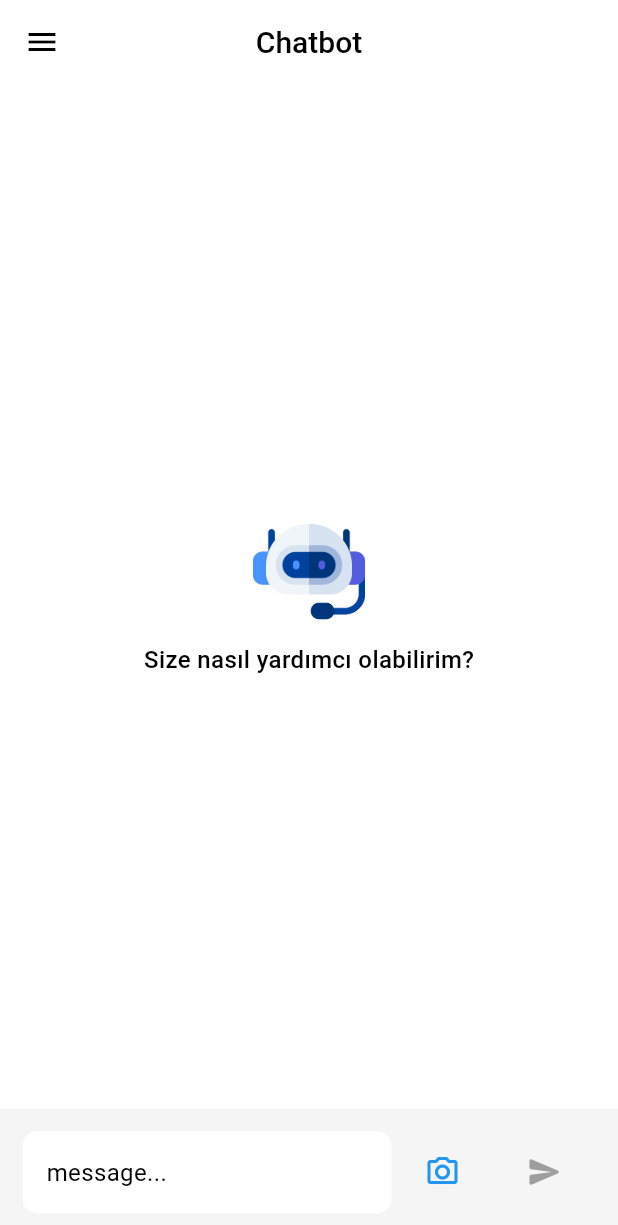
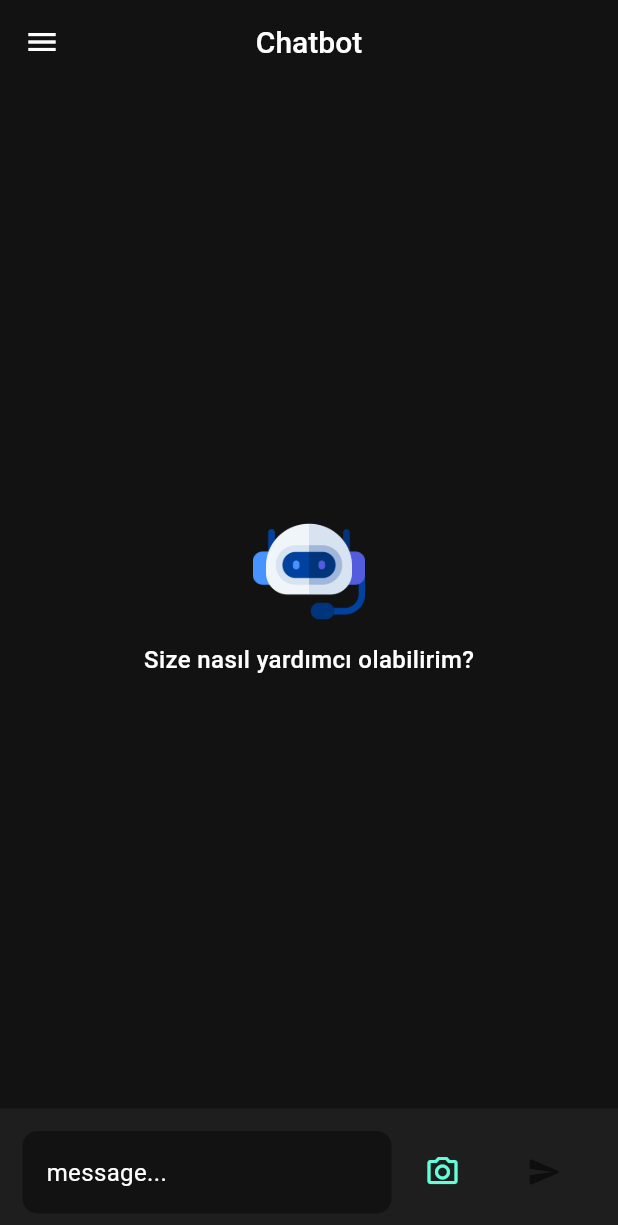
Before and after one commit to Emir1719/Chatbot, a Flutter app: the screen it shows after launch, after a tap on the "camera alt" icon, on a phone screen of 412 x 824 dp. Shown: the top 1225 px of the screen. Run offline on Flutter 3.47's test engine with Material 3 defaults, Android fonts, the phone set to English and light mode, and no system bars; our stand-ins replace bloc, dio, equatable, flutter_bloc, google_generative_ai; network calls fail.

Commit message:
tema daha iyi hale geldi

```diff
--- a/lib/features/chat/presentation/bloc/chat_bloc.dart
+++ b/lib/features/chat/presentation/bloc/chat_bloc.dart
@@ -5,6 +5,7 @@ import 'package:chatbot/features/chat/data/datasources/chat_service.dart';
 import 'package:chatbot/features/chat/data/models/chat_message.dart';
 import 'package:chatbot/features/chat/presentation/bloc/conversation/conversation_bloc.dart';
 import 'package:equatable/equatable.dart';
+import 'package:flutter/material.dart';
 
 part 'chat_event.dart';
 part 'chat_state.dart';
@@ -14,6 +15,7 @@ class ChatBloc extends Bloc<ChatEvent, ChatState> {
   final _service = ChatService();
   int? currentConvId;
   final ConversationBloc conversationBloc;
+  final ScrollController scrollController = ScrollController();
 
   ChatBloc(this.conversationBloc) : super(ChatInitial()) {
     on<UserMessageEvent>(_userMessage);
@@ -37,6 +39,7 @@ class ChatBloc extends Bloc<ChatEvent, ChatState> {
       _chats = await _service.getChatsByConvId(currentConvId!);
 
       emit(ChatLoaded(chats: _chats, isLoading: false));
+      // await _scroll();
     } catch (e) {
       emit(ChatError(message: e.toString()));
     }
@@ -49,6 +52,8 @@ class ChatBloc extends Bloc<ChatEvent, ChatState> {
       currentConvId = event.convId;
       _chats = await _service.getChatsByConvId(event.convId);
       emit(ChatLoaded(chats: _chats, isLoading: false));
+
+      await _scroll();
     } catch (e) {
       emit(ChatError(message: e.toString()));
     }
@@ -57,4 +62,16 @@ class ChatBloc extends Bloc<ChatEvent, ChatState> {
   FutureOr<void> _restart(ChatRestart event, Emitter<ChatState> emit) {
     emit(ChatInitial());
   }
+
+  _scroll() async {
+    WidgetsBinding.instance.addPostFrameCallback((_) async {
+      if (scrollController.hasClients) {
+        await scrollController.animateTo(
+          scrollController.position.maxScrollExtent,
+          duration: const Duration(milliseconds: 200),
+          curve: Curves.easeOut,
+        );
+      }
+    });
+  }
 }
--- a/lib/features/chat/presentation/widgets/bubble/bubble_text.dart
+++ b/lib/features/chat/presentation/widgets/bubble/bubble_text.dart
@@ -16,8 +16,8 @@ class BubbleText extends StatelessWidget {
           color: const Color(0xFF1B97F3),
           tail: true,
           isSender: true,
-          textStyle: context.textTheme.bodyMedium!.copyWith(
-            color: Colors.white,
+          textStyle: context.text.bodyMedium!.copyWith(
+            color: context.color.surface,
             overflow: TextOverflow.fade,
           ),
         ),
@@ -27,8 +27,8 @@ class BubbleText extends StatelessWidget {
           color: const Color(0xFF1B97F3),
           tail: true,
           isSender: false,
-          textStyle: context.textTheme.bodyMedium!.copyWith(
-            color: Colors.white,
+          textStyle: context.text.bodyMedium!.copyWith(
+            color: context.color.surface,
             overflow: TextOverflow.fade,
           ),
         ),
--- a/lib/features/chat/presentation/widgets/chat/chat_button.dart
+++ b/lib/features/chat/presentation/widgets/chat/chat_button.dart
@@ -1,5 +1,6 @@
 import 'package:chatbot/features/chat/presentation/bloc/chat_bloc.dart';
 import 'package:chatbot/features/chat/presentation/bloc/message_cubit/message_cubit.dart';
+import 'package:chatbot/util/extensions/context_extension.dart';
 import 'package:flutter/material.dart';
 import 'package:flutter_bloc/flutter_bloc.dart';
 
@@ -21,7 +22,7 @@ class ChatButton extends StatelessWidget {
                   },
             icon: Icon(
               Icons.send_rounded,
-              color: message.isEmpty ? Colors.grey : Colors.blue,
+              color: message.isEmpty ? context.color.shadow : context.color.secondary,
             ),
           ),
         );
--- a/lib/features/chat/presentation/widgets/chat/chat_camera_send_button.dart
+++ b/lib/features/chat/presentation/widgets/chat/chat_camera_send_button.dart
@@ -1,4 +1,5 @@
 import 'package:chatbot/features/chat/presentation/bloc/message_cubit/message_cubit.dart';
+import 'package:chatbot/util/extensions/context_extension.dart';
 import 'package:flutter/material.dart';
 import 'package:flutter_bloc/flutter_bloc.dart';
 
@@ -13,9 +14,9 @@ class ChatCameraSendButton extends StatelessWidget {
           padding: const EdgeInsets.symmetric(horizontal: 10),
           child: IconButton(
             onPressed: () {},
-            icon: const Icon(
+            icon: Icon(
               Icons.camera_alt_outlined,
-              color: Colors.blue,
+              color: context.color.secondary,
             ),
           ),
         );
--- a/lib/features/chat/presentation/widgets/chat/chat_list_view.dart
+++ b/lib/features/chat/presentation/widgets/chat/chat_list_view.dart
@@ -11,13 +11,8 @@ class ChatListView extends StatelessWidget {
 
   @override
   Widget build(BuildContext context) {
-    final ScrollController scrollController = ScrollController();
-
-    return BlocListener<ChatBloc, ChatState>(
-      listener: (context, state) => _listener(state, scrollController),
-      child: Expanded(
-        child: ListView.separated(
-          controller: scrollController,
+    return ListView.separated(
+      controller: context.read<ChatBloc>().scrollController,
       separatorBuilder: (context, index) => const SizedBox(height: 15),
       itemCount: (chats?.length ?? 0) + (isLoading ? 1 : 0),
       padding: const EdgeInsets.all(15),
@@ -30,19 +25,6 @@ class ChatListView extends StatelessWidget {
         }
         return Container(); // Diğer durumlar için boş
       },
-        ),
-      ),
-    );
-  }
-
-  void _listener(ChatState state, ScrollController scrollController) {
-    if (state is ChatLoaded) {
-      // Yeni mesaj geldiğinde en alta kaydır
-      scrollController.animateTo(
-        scrollController.position.maxScrollExtent,
-        duration: const Duration(milliseconds: 300),
-        curve: Curves.easeOut,
     );
   }
 }
-}
--- a/lib/features/chat/presentation/widgets/chat/chat_message_area.dart
+++ b/lib/features/chat/presentation/widgets/chat/chat_message_area.dart
@@ -12,9 +12,7 @@ class ChatMessageArea extends StatelessWidget {
     return Container(
       width: context.width(),
       padding: const EdgeInsets.all(15),
-      decoration: BoxDecoration(
-        color: Colors.grey.shade100,
-      ),
+      decoration: BoxDecoration(color: context.color.primaryContainer),
       child: const Row(
         children: [
           ChatTextForm(),
--- a/lib/features/chat/presentation/widgets/chat/chat_text_form.dart
+++ b/lib/features/chat/presentation/widgets/chat/chat_text_form.dart
@@ -16,7 +16,7 @@ class ChatTextForm extends StatelessWidget {
         decoration: const InputDecoration(
           hintText: "message...",
         ),
-        style: context.textTheme.bodyMedium,
+        style: context.text.bodyMedium,
         onChanged: (value) => messageCubit.updateMessage(value),
       ),
     );
--- /dev/null
+++ b/lib/features/chat/presentation/widgets/chat/conv_add_button.dart
@@ -0,0 +1,22 @@
+import 'package:chatbot/features/chat/presentation/bloc/chat_bloc.dart';
+import 'package:chatbot/features/chat/presentation/bloc/conversation/conversation_bloc.dart';
+import 'package:flutter/material.dart';
+import 'package:flutter_bloc/flutter_bloc.dart';
+
+class ConvAddButton extends StatelessWidget {
+  const ConvAddButton({super.key});
+
+  @override
+  Widget build(BuildContext context) {
+    return IconButton(
+      onPressed: () {
+        context.read<ConversationBloc>().add(CreateConversationsEvent());
+        context.read<ChatBloc>().add(ChatRestart());
+        if (Navigator.canPop(context)) {
+          Navigator.pop(context);
+        }
+      },
+      icon: const Icon(Icons.add_circle_outline_rounded),
+    );
+  }
+}
--- a/lib/features/chat/presentation/widgets/chat/conversation_title.dart
+++ b/lib/features/chat/presentation/widgets/chat/conversation_title.dart
@@ -1,6 +1,6 @@
-import 'package:chatbot/features/chat/presentation/bloc/conversation/conversation_bloc.dart';
+import 'package:chatbot/features/chat/presentation/widgets/chat/conv_add_button.dart';
+import 'package:chatbot/util/extensions/context_extension.dart';
 import 'package:flutter/material.dart';
-import 'package:flutter_bloc/flutter_bloc.dart';
 
 class ConversationTitle extends StatelessWidget {
   const ConversationTitle({super.key});
@@ -12,16 +12,8 @@ class ConversationTitle extends StatelessWidget {
       child: Row(
         mainAxisAlignment: MainAxisAlignment.spaceBetween,
         children: [
-          const Text(
-            "Konuşmalar",
-            style: TextStyle(fontWeight: FontWeight.w500, fontSize: 18),
-          ),
-          IconButton(
-            onPressed: () {
-              context.read<ConversationBloc>().add(CreateConversationsEvent());
-            },
-            icon: const Icon(Icons.add_circle_outline_rounded),
-          ),
+          Text("Konuşmalar", style: context.text.bodyLarge),
+          const ConvAddButton(),
         ],
       ),
     );
--- a/lib/main.dart
+++ b/lib/main.dart
@@ -2,6 +2,7 @@ import 'package:chatbot/features/chat/presentation/bloc/chat_bloc.dart';
 import 'package:chatbot/features/chat/presentation/bloc/conversation/conversation_bloc.dart';
 import 'package:chatbot/features/chat/presentation/bloc/message_cubit/message_cubit.dart';
 import 'package:chatbot/features/chat/presentation/pages/chat/chat_view.dart';
+import 'package:chatbot/util/app_color_scheme.dart';
 import 'package:chatbot/util/app_theme.dart';
 import 'package:flutter/material.dart';
 import 'package:flutter_bloc/flutter_bloc.dart';
@@ -23,7 +24,9 @@ class MainApp extends StatelessWidget {
       ],
       child: MaterialApp(
         debugShowCheckedModeBanner: false,
-        theme: AppTheme.light,
+        theme: AppTheme.theme(AppColorScheme.light),
+        darkTheme: AppTheme.theme(AppColorScheme.dark),
+        themeMode: ThemeMode.dark,
         home: const ChatView(),
       ),
     );
--- /dev/null
+++ b/lib/util/app_color_scheme.dart
@@ -0,0 +1,26 @@
+import 'package:flutter/material.dart';
+
+/// Singleton deseni uygulanmış renk sınıfı
+final class AppColorScheme {
+  static final _instance = AppColorScheme._();
+  AppColorScheme._();
+  factory AppColorScheme() => _instance;
+
+  static ColorScheme get light => ColorScheme.light(
+        onPrimary: Colors.white,
+        tertiary: Colors.black,
+        surface: Colors.white,
+        secondary: Colors.blue,
+        shadow: Colors.grey,
+        primaryContainer: Colors.grey.shade100,
+      );
+
+  static ColorScheme get dark => const ColorScheme.dark(
+        onPrimary: Colors.black,
+        tertiary: Colors.white,
+        surface: Color(0xFF121212), // Koyu yüzey rengi
+        secondary: Colors.tealAccent,
+        shadow: Colors.black54,
+        primaryContainer: Color(0xFF1E1E1E),
+      );
+}
--- a/lib/util/app_theme.dart
+++ b/lib/util/app_theme.dart
@@ -1,41 +1,47 @@
 import 'package:flutter/material.dart';
 
+/// Singleton deseni uygulanmış tema sınıfı
 final class AppTheme {
   static final _instance = AppTheme._();
-
   AppTheme._();
-
   factory AppTheme() => _instance;
 
-  static ThemeData get light => ThemeData(
-        textTheme: _textTheme(),
-        colorScheme: _colorScheme(),
-        scaffoldBackgroundColor: Colors.white,
-        drawerTheme: const DrawerThemeData(
-          backgroundColor: Colors.white,
-          surfaceTintColor: Colors.white,
-        ),
-        appBarTheme: AppBarTheme(
-          backgroundColor: Colors.white,
-          titleTextStyle: _textTheme().titleLarge,
-          centerTitle: true,
-        ),
-        inputDecorationTheme: _inputDecorationTheme(),
-        popupMenuTheme: const PopupMenuThemeData(
-          color: Colors.white,
-        ),
-      );
+  static ThemeData theme(ColorScheme colorScheme) {
+    final TextTheme textTheme = _textTheme(colorScheme);
 
-  static ColorScheme _colorScheme() {
-    return const ColorScheme.light(
-      onPrimary: Colors.white,
-      tertiary: Colors.black,
-      surface: Colors.white,
-      secondary: Colors.blue,
+    return ThemeData(
+      textTheme: textTheme,
+      colorScheme: colorScheme,
+      scaffoldBackgroundColor: colorScheme.surface,
+      drawerTheme: _drawerTheme(colorScheme),
+      appBarTheme: _appBarTheme(colorScheme, textTheme),
+      inputDecorationTheme: _inputDecorationTheme(colorScheme, textTheme),
+      popupMenuTheme: _popupMenuTheme(colorScheme),
     );
   }
 
-  static InputDecorationTheme _inputDecorationTheme() {
+  static PopupMenuThemeData _popupMenuTheme(ColorScheme colorScheme) {
+    return PopupMenuThemeData(
+      color: colorScheme.surface,
+    );
+  }
+
+  static AppBarTheme _appBarTheme(ColorScheme colorScheme, TextTheme textTheme) {
+    return AppBarTheme(
+      backgroundColor: colorScheme.surface,
+      titleTextStyle: textTheme.titleLarge,
+      centerTitle: true,
+    );
+  }
+
+  static DrawerThemeData _drawerTheme(ColorScheme colorScheme) {
+    return DrawerThemeData(
+      backgroundColor: colorScheme.surface,
+      surfaceTintColor: colorScheme.surface,
+    );
+  }
+
+  static InputDecorationTheme _inputDecorationTheme(ColorScheme colorScheme, TextTheme textTheme) {
     const border = OutlineInputBorder(
       borderSide: BorderSide.none,
       borderRadius: BorderRadius.all(Radius.circular(10)),
@@ -44,26 +50,26 @@ final class AppTheme {
     return InputDecorationTheme(
       border: border,
       disabledBorder: border,
-      fillColor: Colors.white,
+      fillColor: colorScheme.surface,
       filled: true,
       outlineBorder: BorderSide.none,
-      hintStyle: _textTheme().bodyMedium,
+      hintStyle: textTheme.bodyMedium,
       focusedBorder: border,
       enabledBorder: border,
       errorBorder: border,
-      labelStyle: _textTheme().bodyLarge,
+      labelStyle: textTheme.bodyLarge,
     );
   }
 
-  static TextTheme _textTheme() {
+  static TextTheme _textTheme(ColorScheme colorScheme) {
     final base = TextStyle(
       fontSize: 16,
       overflow: TextOverflow.ellipsis,
-      color: _colorScheme().tertiary,
+      color: colorScheme.tertiary,
     );
 
     return TextTheme(
-      bodyLarge: base.copyWith(fontSize: 18),
+      bodyLarge: base.copyWith(fontSize: 18, fontWeight: FontWeight.w500),
       bodyMedium: base,
       bodySmall: base.copyWith(fontSize: 14),
       titleLarge: base.copyWith(fontSize: 20, fontWeight: FontWeight.w500),
--- a/lib/util/extensions/context_extension.dart
+++ b/lib/util/extensions/context_extension.dart
@@ -2,7 +2,7 @@ import 'package:flutter/material.dart';
 
 extension ContextExtension on BuildContext {
   // theme
-  TextTheme get textTheme => Theme.of(this).textTheme;
+  TextTheme get text => Theme.of(this).textTheme;
   ColorScheme get color => Theme.of(this).colorScheme;
 
   // size
```
Also changed, not shown: 2 other files. Lines whose indentation alone changed are shown as unchanged.
